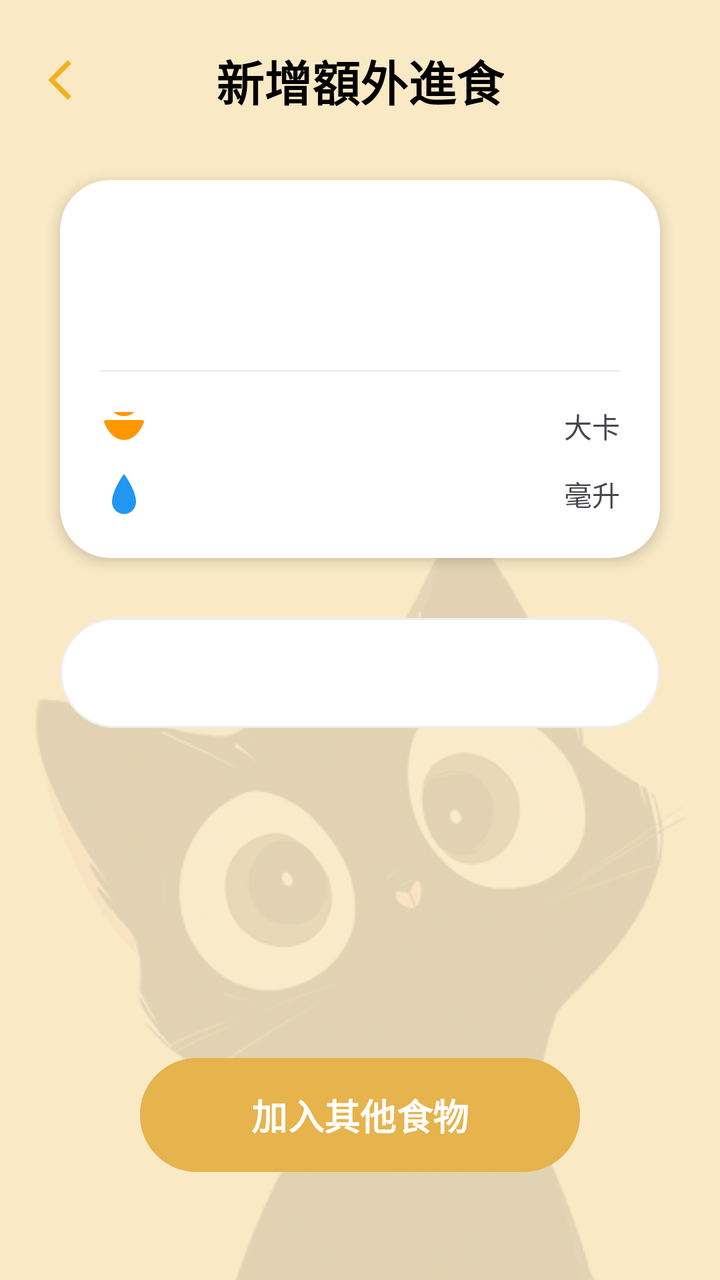
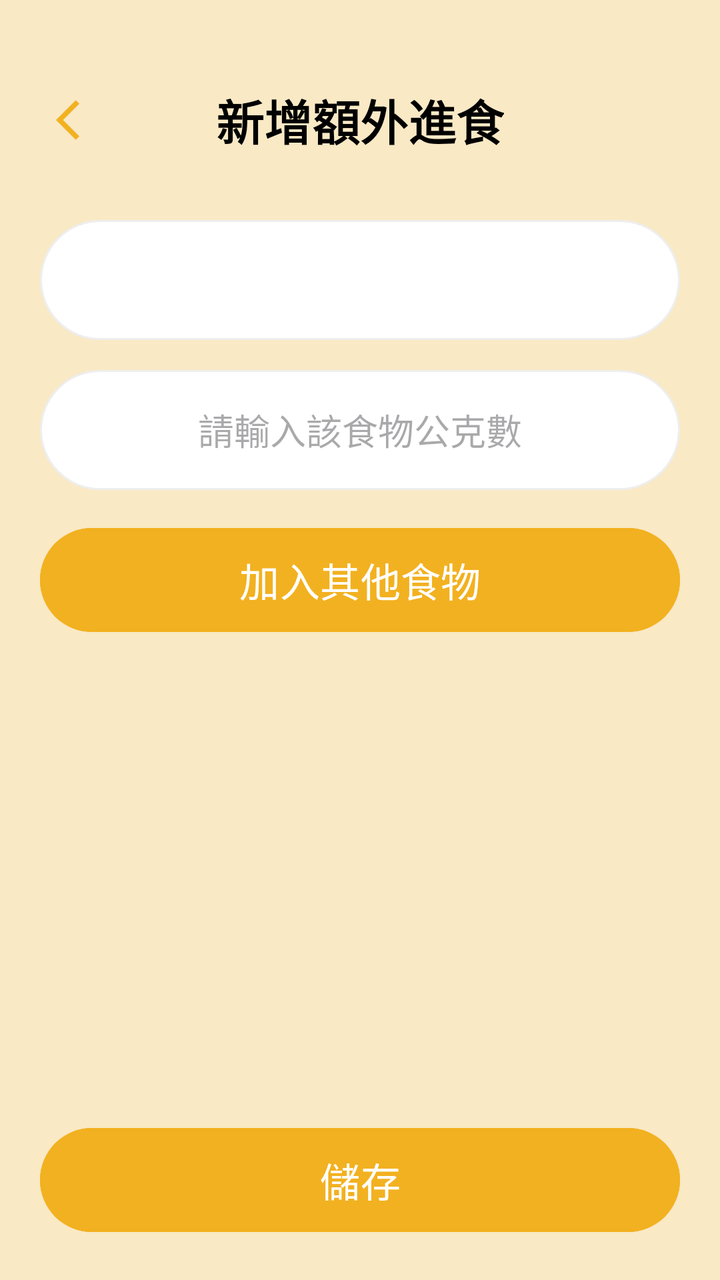

Compare the two renders of this Android layout. The source of the first and the diff that turns it into the second are given below.
<!-- AndroidManifest.xml: application theme Theme.Pet_app -->
<!-- res/layout/activity_add_extra_feeding.xml -->
<?xml version="1.0" encoding="utf-8"?>
<androidx.constraintlayout.widget.ConstraintLayout xmlns:android="http://schemas.android.com/apk/res/android"
    xmlns:app="http://schemas.android.com/apk/res-auto"
    android:layout_width="match_parent"
    android:layout_height="match_parent"
    xmlns:tools="http://schemas.android.com/tools"
    android:background="#F9E9C5">

    <ImageView
        android:id="@+id/background_image"
        android:layout_width="372dp"
        android:layout_height="525dp"
        android:layout_marginTop="400dp"
        app:srcCompat="@drawable/into"
        android:scaleType="fitCenter"
        app:layout_constraintBottom_toBottomOf="parent"
        app:layout_constraintEnd_toEndOf="parent"
        app:layout_constraintStart_toStartOf="parent"
        app:layout_constraintTop_toTopOf="parent"
        android:alpha="0.1"/>

    <ImageButton
        android:id="@+id/btn_back"
        android:layout_width="40dp"
        android:layout_height="40dp"
        android:layout_marginStart="16dp"
        android:layout_marginTop="20dp"
        android:background="?attr/selectableItemBackgroundBorderless"
        android:src="@drawable/ic_back_arrow"
        app:layout_constraintStart_toStartOf="parent"
        app:layout_constraintTop_toTopOf="parent" />

    <TextView
        android:layout_width="wrap_content"
        android:layout_height="wrap_content"
        android:text="新增額外進食"
        android:textColor="#000000"
        android:textSize="24sp"
        android:textStyle="bold"
        app:layout_constraintBottom_toBottomOf="@id/btn_back"
        app:layout_constraintEnd_toEndOf="parent"
        app:layout_constraintStart_toStartOf="parent"
        app:layout_constraintTop_toTopOf="@id/btn_back" />

    <androidx.cardview.widget.CardView
        android:id="@+id/cv_pet_status_top"
        android:layout_width="match_parent"
        android:layout_height="wrap_content"
        android:layout_marginHorizontal="30dp"
        android:layout_marginTop="30dp"
        app:cardCornerRadius="25dp"
        app:cardElevation="4dp"
        app:layout_constraintTop_toBottomOf="@id/btn_back">

        <LinearLayout
            android:layout_width="match_parent"
            android:layout_height="wrap_content"
            android:gravity="center"
            android:orientation="vertical"
            android:padding="20dp">

            <LinearLayout
                android:layout_width="match_parent"
                android:layout_height="wrap_content"
                android:gravity="center_vertical"
                android:orientation="horizontal">

                <com.google.android.material.imageview.ShapeableImageView
                    android:id="@+id/iv_extra_pet_icon"
                    android:layout_width="60dp"
                    android:layout_height="60dp"
                    android:src="@drawable/cat_flower"
                    app:shapeAppearanceOverlay="@style/CircleImageStyle" />

                <TextView
                    android:id="@+id/tv_extra_pet_name"
                    android:layout_width="wrap_content"
                    android:layout_height="wrap_content"
                    android:layout_marginStart="15dp"
                    android:textSize="22sp"
                    android:textStyle="bold" />
            </LinearLayout>

            <View
                android:layout_width="match_parent"
                android:layout_height="1dp"
                android:background="#EEEEEE"
                android:layout_marginVertical="15dp"/>

            <LinearLayout
                android:layout_width="match_parent"
                android:layout_height="wrap_content"
                android:gravity="center_vertical"
                android:orientation="horizontal">

                <ImageView
                    android:layout_width="24dp"
                    android:layout_height="24dp"
                    android:src="@drawable/ic_food_bowl_orange" />

                <ProgressBar
                    android:id="@+id/pb_food_daily"
                    style="?android:attr/progressBarStyleHorizontal"
                    android:layout_width="0dp"
                    android:layout_height="12dp"
                    android:layout_marginHorizontal="10dp"
                    android:layout_weight="1"
                    android:progressDrawable="@drawable/custom_progress_orange" />

                <TextView
                    android:id="@+id/tv_extra_food_stats"
                    android:layout_width="wrap_content"
                    android:layout_height="wrap_content"
                    android:text=" 大卡" />
            </LinearLayout>

            <LinearLayout
                android:layout_width="match_parent"
                android:layout_height="wrap_content"
                android:layout_marginTop="10dp"
                android:gravity="center_vertical">

                <ImageView
                    android:layout_width="24dp"
                    android:layout_height="24dp"
                    android:src="@drawable/ic_water_drop_blue" />

                <ProgressBar
                    android:id="@+id/pb_water_daily"
                    style="?android:attr/progressBarStyleHorizontal"
                    android:layout_width="0dp"
                    android:layout_height="12dp"
                    android:layout_marginHorizontal="10dp"
                    android:layout_weight="1"
                    android:progressDrawable="@drawable/custom_progress_blue" />

                <TextView
                    android:id="@+id/tv_extra_water_stats"
                    android:layout_width="wrap_content"
                    android:layout_height="wrap_content"
                    android:layout_marginStart="15dp"
                    android:text=" 毫升" />
            </LinearLayout>
        </LinearLayout>
    </androidx.cardview.widget.CardView>

    <Spinner
        android:id="@+id/sp_extra_food_type"
        android:layout_width="0dp"
        android:layout_height="55dp"
        android:layout_marginTop="30dp"
        android:background="@drawable/bg_white_rounded_capsule"
        android:paddingStart="20dp"
        android:paddingEnd="20dp"
        app:layout_constraintEnd_toEndOf="@id/cv_pet_status_top"
        app:layout_constraintStart_toStartOf="@id/cv_pet_status_top"
        app:layout_constraintTop_toBottomOf="@id/cv_pet_status_top" />

    <EditText
        android:id="@+id/et_extra_food_amount"
        android:layout_width="0dp"
        android:layout_height="55dp"
        android:layout_marginTop="15dp"
        android:background="@drawable/bg_white_rounded_capsule"
        android:hint="請輸入該食物公克數"
        android:inputType="number"
        android:paddingStart="20dp"
        android:visibility="gone"
        app:layout_constraintEnd_toEndOf="@id/sp_extra_food_type"
        app:layout_constraintStart_toStartOf="@id/sp_extra_food_type"
        app:layout_constraintTop_toBottomOf="@id/sp_extra_food_type" />

    <Button
        android:id="@+id/btn_action_feeding"
        android:layout_width="220dp"
        android:layout_height="65dp"
        android:layout_marginBottom="50dp"
        android:backgroundTint="#E6B34D"
        android:text="加入其他食物"
        android:textColor="#FFFFFF"
        android:textSize="18sp"
        android:textStyle="bold"
        app:layout_constraintBottom_toBottomOf="parent"
        app:layout_constraintEnd_toEndOf="parent"
        app:layout_constraintStart_toStartOf="parent" />

</androidx.constraintlayout.widget.ConstraintLayout>
<!-- resources referenced by this layout -->
<resources>
  <!-- drawable bg_white_rounded_capsule (drawable) -->
  <?xml version="1.0" encoding="utf-8"?>
  <shape xmlns:android="http://schemas.android.com/apk/res/android">
      <solid android:color="#FFFFFF" />
      <corners android:radius="100dp" />
      <stroke android:width="1dp" android:color="#EEEEEE" />
  </shape>
  <!-- drawable cat_flower (drawable) -->
  <?xml version="1.0" encoding="utf-8"?>
  <selector xmlns:android="http://schemas.android.com/apk/res/android">
  
  </selector>
  <!-- drawable custom_progress_blue (drawable) -->
  <?xml version="1.0" encoding="utf-8"?>
  <layer-list xmlns:android="http://schemas.android.com/apk/res/android">
      <item android:id="@android:id/background">
          <shape>
              <corners android:radius="10dp" />
              <color android:color="#EEEEEE" />
          </shape>
      </item>
      <item android:id="@android:id/progress">
          <clip>
              <shape>
                  <corners android:radius="10dp" />
                  <solid android:color="#2196F3" />
              </shape>
          </clip>
      </item>
  </layer-list>
  <!-- drawable custom_progress_orange (drawable) -->
  <?xml version="1.0" encoding="utf-8"?>
  <layer-list xmlns:android="http://schemas.android.com/apk/res/android">
      <item android:id="@android:id/background">
          <shape>
              <corners android:radius="10dp" />
              <color android:color="#EEEEEE" />
          </shape>
      </item>
      <item android:id="@android:id/progress">
          <clip>
              <shape>
                  <corners android:radius="10dp" />
                  <solid android:color="#FF9800" />
              </shape>
          </clip>
      </item>
  </layer-list>
  <!-- drawable ic_back_arrow (drawable) -->
  <vector xmlns:android="http://schemas.android.com/apk/res/android" android:autoMirrored="true" android:height="24dp" android:tint="#F2B120" android:viewportHeight="24" android:viewportWidth="24" android:width="24dp">
        
      <path android:fillColor="@android:color/white" android:pathData="M11.67,3.87L9.9,2.1 0,12l9.9,9.9 1.77,-1.77L3.54,12z"/>
      
  </vector>
  <!-- drawable ic_food_bowl_orange (drawable) -->
  <vector xmlns:android="http://schemas.android.com/apk/res/android"
      android:width="24dp"
      android:height="24dp"
      android:viewportWidth="24"
      android:viewportHeight="24">
      <path
          android:fillColor="#FF9800"
          android:pathData="M22,10C22,10 19,19 12,19C5,19 2,10 2,10C2,10 2,9 3,9H21C22,9 22,10 22,10ZM7,5C7,5 8,7 12,7C16,7 17,5 17,5H7Z"/>
  </vector>
  <!-- drawable ic_water_drop_blue (drawable) -->
  <vector xmlns:android="http://schemas.android.com/apk/res/android"
      android:width="24dp"
      android:height="24dp"
      android:viewportWidth="24"
      android:viewportHeight="24">
    <path
        android:fillColor="#2196F3"
        android:pathData="M12,2C12,2 6,10 6,16C6,19.31 8.69,22 12,22C15.31,22 18,19.31 18,16C18,10 12,2 12,2Z"/>
  </vector>
  <!-- drawable into: png bitmap (drawable, 304120 bytes) -->
  <style name="CircleImageStyle">
          <item name="cornerSize">50%</item>
          <item name="cornerFamily">rounded</item>
      </style>
  <style name="Theme.Pet_app" parent="Base.Theme.Pet_app" />
  <style name="Base.Theme.Pet_app" parent="Theme.Material3.DayNight.NoActionBar">
          
          
      </style>
</resources>

<!-- the commit's change to res/layout/activity_add_extra_feeding.xml (unified diff, before → after) -->
@@ -1,187 +1,79 @@
 <?xml version="1.0" encoding="utf-8"?>
-<androidx.constraintlayout.widget.ConstraintLayout xmlns:android="http://schemas.android.com/apk/res/android"
+<LinearLayout xmlns:android="http://schemas.android.com/apk/res/android"
     xmlns:app="http://schemas.android.com/apk/res-auto"
     android:layout_width="match_parent"
     android:layout_height="match_parent"
-    xmlns:tools="http://schemas.android.com/tools"
-    android:background="#F9E9C5">
+    android:background="#F9E9C5"
+    android:orientation="vertical"
+    android:padding="20dp">
 
-    <ImageView
-        android:id="@+id/background_image"
-        android:layout_width="372dp"
-        android:layout_height="525dp"
-        android:layout_marginTop="400dp"
-        app:srcCompat="@drawable/into"
-        android:scaleType="fitCenter"
-        app:layout_constraintBottom_toBottomOf="parent"
-        app:layout_constraintEnd_toEndOf="parent"
-        app:layout_constraintStart_toStartOf="parent"
-        app:layout_constraintTop_toTopOf="parent"
-        android:alpha="0.1"/>
-
-    <ImageButton
-        android:id="@+id/btn_back"
-        android:layout_width="40dp"
-        android:layout_height="40dp"
-        android:layout_marginStart="16dp"
-        android:layout_marginTop="20dp"
-        android:background="?attr/selectableItemBackgroundBorderless"
-        android:src="@drawable/ic_back_arrow"
-        app:layout_constraintStart_toStartOf="parent"
-        app:layout_constraintTop_toTopOf="parent" />
-
-    <TextView
-        android:layout_width="wrap_content"
-        android:layout_height="wrap_content"
-        android:text="新增額外進食"
-        android:textColor="#000000"
-        android:textSize="24sp"
-        android:textStyle="bold"
-        app:layout_constraintBottom_toBottomOf="@id/btn_back"
-        app:layout_constraintEnd_toEndOf="parent"
-        app:layout_constraintStart_toStartOf="parent"
-        app:layout_constraintTop_toTopOf="@id/btn_back" />
-
-    <androidx.cardview.widget.CardView
-        android:id="@+id/cv_pet_status_top"
+    <RelativeLayout
         android:layout_width="match_parent"
         android:layout_height="wrap_content"
-        android:layout_marginHorizontal="30dp"
-        android:layout_marginTop="30dp"
-        app:cardCornerRadius="25dp"
-        app:cardElevation="4dp"
-        app:layout_constraintTop_toBottomOf="@id/btn_back">
+        android:layout_marginTop="20dp"
+        android:layout_marginBottom="30dp">
 
-        <LinearLayout
-            android:layout_width="match_parent"
+        <ImageButton
+            android:id="@+id/btn_back"
+            android:layout_width="40dp"
+            android:layout_height="40dp"
+            android:layout_centerVertical="true"
+            android:background="?attr/selectableItemBackgroundBorderless"
+            android:src="@drawable/ic_back_arrow" />
+
+        <TextView
+            android:layout_width="wrap_content"
             android:layout_height="wrap_content"
-            android:gravity="center"
-            android:orientation="vertical"
-            android:padding="20dp">
-
-            <LinearLayout
-                android:layout_width="match_parent"
-                android:layout_height="wrap_content"
-                android:gravity="center_vertical"
-                android:orientation="horizontal">
-
-                <com.google.android.material.imageview.ShapeableImageView
-                    android:id="@+id/iv_extra_pet_icon"
-                    android:layout_width="60dp"
-                    android:layout_height="60dp"
-                    android:src="@drawable/cat_flower"
-                    app:shapeAppearanceOverlay="@style/CircleImageStyle" />
-
-                <TextView
-                    android:id="@+id/tv_extra_pet_name"
-                    android:layout_width="wrap_content"
-                    android:layout_height="wrap_content"
-                    android:layout_marginStart="15dp"
-                    android:textSize="22sp"
-                    android:textStyle="bold" />
-            </LinearLayout>
-
-            <View
-                android:layout_width="match_parent"
-                android:layout_height="1dp"
-                android:background="#EEEEEE"
-                android:layout_marginVertical="15dp"/>
-
-            <LinearLayout
-                android:layout_width="match_parent"
-                android:layout_height="wrap_content"
-                android:gravity="center_vertical"
-                android:orientation="horizontal">
-
-                <ImageView
-                    android:layout_width="24dp"
-                    android:layout_height="24dp"
-                    android:src="@drawable/ic_food_bowl_orange" />
-
-                <ProgressBar
-                    android:id="@+id/pb_food_daily"
-                    style="?android:attr/progressBarStyleHorizontal"
-                    android:layout_width="0dp"
-                    android:layout_height="12dp"
-                    android:layout_marginHorizontal="10dp"
-                    android:layout_weight="1"
-                    android:progressDrawable="@drawable/custom_progress_orange" />
-
-                <TextView
-                    android:id="@+id/tv_extra_food_stats"
-                    android:layout_width="wrap_content"
-                    android:layout_height="wrap_content"
-                    android:text=" 大卡" />
-            </LinearLayout>
-
-            <LinearLayout
-                android:layout_width="match_parent"
-                android:layout_height="wrap_content"
-                android:layout_marginTop="10dp"
-                android:gravity="center_vertical">
-
-                <ImageView
-                    android:layout_width="24dp"
-                    android:layout_height="24dp"
-                    android:src="@drawable/ic_water_drop_blue" />
-
-                <ProgressBar
-                    android:id="@+id/pb_water_daily"
-                    style="?android:attr/progressBarStyleHorizontal"
-                    android:layout_width="0dp"
-                    android:layout_height="12dp"
-                    android:layout_marginHorizontal="10dp"
-                    android:layout_weight="1"
-                    android:progressDrawable="@drawable/custom_progress_blue" />
-
-                <TextView
-                    android:id="@+id/tv_extra_water_stats"
-                    android:layout_width="wrap_content"
-                    android:layout_height="wrap_content"
-                    android:layout_marginStart="15dp"
-                    android:text=" 毫升" />
-            </LinearLayout>
-        </LinearLayout>
-    </androidx.cardview.widget.CardView>
+            android:layout_centerInParent="true"
+            android:text="新增額外進食"
+            android:textColor="#000000"
+            android:textSize="24sp"
+            android:textStyle="bold" />
+    </RelativeLayout>
 
     <Spinner
-        android:id="@+id/sp_extra_food_type"
-        android:layout_width="0dp"
-        android:layout_height="55dp"
-        android:layout_marginTop="30dp"
+        android:id="@+id/spinner_snacks"
+        android:layout_width="match_parent"
+        android:layout_height="60dp"
         android:background="@drawable/bg_white_rounded_capsule"
-        android:paddingStart="20dp"
-        android:paddingEnd="20dp"
-        app:layout_constraintEnd_toEndOf="@id/cv_pet_status_top"
-        app:layout_constraintStart_toStartOf="@id/cv_pet_status_top"
-        app:layout_constraintTop_toBottomOf="@id/cv_pet_status_top" />
+        android:paddingHorizontal="20dp" />
 
     <EditText
-        android:id="@+id/et_extra_food_amount"
-        android:layout_width="0dp"
-        android:layout_height="55dp"
+        android:id="@+id/et_grams"
+        android:layout_width="match_parent"
+        android:layout_height="60dp"
         android:layout_marginTop="15dp"
         android:background="@drawable/bg_white_rounded_capsule"
+        android:gravity="center"
         android:hint="請輸入該食物公克數"
-        android:inputType="number"
-        android:paddingStart="20dp"
-        android:visibility="gone"
-        app:layout_constraintEnd_toEndOf="@id/sp_extra_food_type"
-        app:layout_constraintStart_toStartOf="@id/sp_extra_food_type"
-        app:layout_constraintTop_toBottomOf="@id/sp_extra_food_type" />
+        android:inputType="numberDecimal"
+        android:paddingHorizontal="20dp"
+        android:textSize="18sp" />
 
     <Button
-        android:id="@+id/btn_action_feeding"
-        android:layout_width="220dp"
-        android:layout_height="65dp"
-        android:layout_marginBottom="50dp"
-        android:backgroundTint="#E6B34D"
+        android:id="@+id/btn_add_custom_food"
+        android:layout_width="match_parent"
+        android:layout_height="60dp"
+        android:layout_marginTop="15dp"
+        android:backgroundTint="#F2B120"
         android:text="加入其他食物"
         android:textColor="#FFFFFF"
-        android:textSize="18sp"
-        android:textStyle="bold"
-        app:layout_constraintBottom_toBottomOf="parent"
-        app:layout_constraintEnd_toEndOf="parent"
-        app:layout_constraintStart_toStartOf="parent" />
+        android:textSize="20sp"
+        app:cornerRadius="30dp" />
 
-</androidx.constraintlayout.widget.ConstraintLayout>
+    <View
+        android:layout_width="match_parent"
+        android:layout_height="0dp"
+        android:layout_weight="1" />
+
+    <Button
+        android:id="@+id/btn_save_feeding"
+        android:layout_width="match_parent"
+        android:layout_height="60dp"
+        android:backgroundTint="#F2B120"
+        android:text="儲存"
+        android:textColor="#FFFFFF"
+        android:textSize="20sp"
+        app:cornerRadius="30dp" />
+
+</LinearLayout>
<!-- resource entries referenced after the edit -->
@@ -7,78 +7,12 @@
       <corners android:radius="100dp" />
       <stroke android:width="1dp" android:color="#EEEEEE" />
   </shape>
-  <!-- drawable cat_flower (drawable) -->
-  <?xml version="1.0" encoding="utf-8"?>
-  <selector xmlns:android="http://schemas.android.com/apk/res/android">
-  
-  </selector>
-  <!-- drawable custom_progress_blue (drawable) -->
-  <?xml version="1.0" encoding="utf-8"?>
-  <layer-list xmlns:android="http://schemas.android.com/apk/res/android">
-      <item android:id="@android:id/background">
-          <shape>
-              <corners android:radius="10dp" />
-              <color android:color="#EEEEEE" />
-          </shape>
-      </item>
-      <item android:id="@android:id/progress">
-          <clip>
-              <shape>
-                  <corners android:radius="10dp" />
-                  <solid android:color="#2196F3" />
-              </shape>
-          </clip>
-      </item>
-  </layer-list>
-  <!-- drawable custom_progress_orange (drawable) -->
-  <?xml version="1.0" encoding="utf-8"?>
-  <layer-list xmlns:android="http://schemas.android.com/apk/res/android">
-      <item android:id="@android:id/background">
-          <shape>
-              <corners android:radius="10dp" />
-              <color android:color="#EEEEEE" />
-          </shape>
-      </item>
-      <item android:id="@android:id/progress">
-          <clip>
-              <shape>
-                  <corners android:radius="10dp" />
-                  <solid android:color="#FF9800" />
-              </shape>
-          </clip>
-      </item>
-  </layer-list>
   <!-- drawable ic_back_arrow (drawable) -->
   <vector xmlns:android="http://schemas.android.com/apk/res/android" android:autoMirrored="true" android:height="24dp" android:tint="#F2B120" android:viewportHeight="24" android:viewportWidth="24" android:width="24dp">
         
       <path android:fillColor="@android:color/white" android:pathData="M11.67,3.87L9.9,2.1 0,12l9.9,9.9 1.77,-1.77L3.54,12z"/>
       
   </vector>
-  <!-- drawable ic_food_bowl_orange (drawable) -->
-  <vector xmlns:android="http://schemas.android.com/apk/res/android"
-      android:width="24dp"
-      android:height="24dp"
-      android:viewportWidth="24"
-      android:viewportHeight="24">
-      <path
-          android:fillColor="#FF9800"
-          android:pathData="M22,10C22,10 19,19 12,19C5,19 2,10 2,10C2,10 2,9 3,9H21C22,9 22,10 22,10ZM7,5C7,5 8,7 12,7C16,7 17,5 17,5H7Z"/>
-  </vector>
-  <!-- drawable ic_water_drop_blue (drawable) -->
-  <vector xmlns:android="http://schemas.android.com/apk/res/android"
-      android:width="24dp"
-      android:height="24dp"
-      android:viewportWidth="24"
-      android:viewportHeight="24">
-    <path
-        android:fillColor="#2196F3"
-        android:pathData="M12,2C12,2 6,10 6,16C6,19.31 8.69,22 12,22C15.31,22 18,19.31 18,16C18,10 12,2 12,2Z"/>
-  </vector>
-  <!-- drawable into: png bitmap (drawable, 304120 bytes) -->
-  <style name="CircleImageStyle">
-          <item name="cornerSize">50%</item>
-          <item name="cornerFamily">rounded</item>
-      </style>
   <style name="Theme.Pet_app" parent="Base.Theme.Pet_app" />
   <style name="Base.Theme.Pet_app" parent="Theme.Material3.DayNight.NoActionBar">
           
